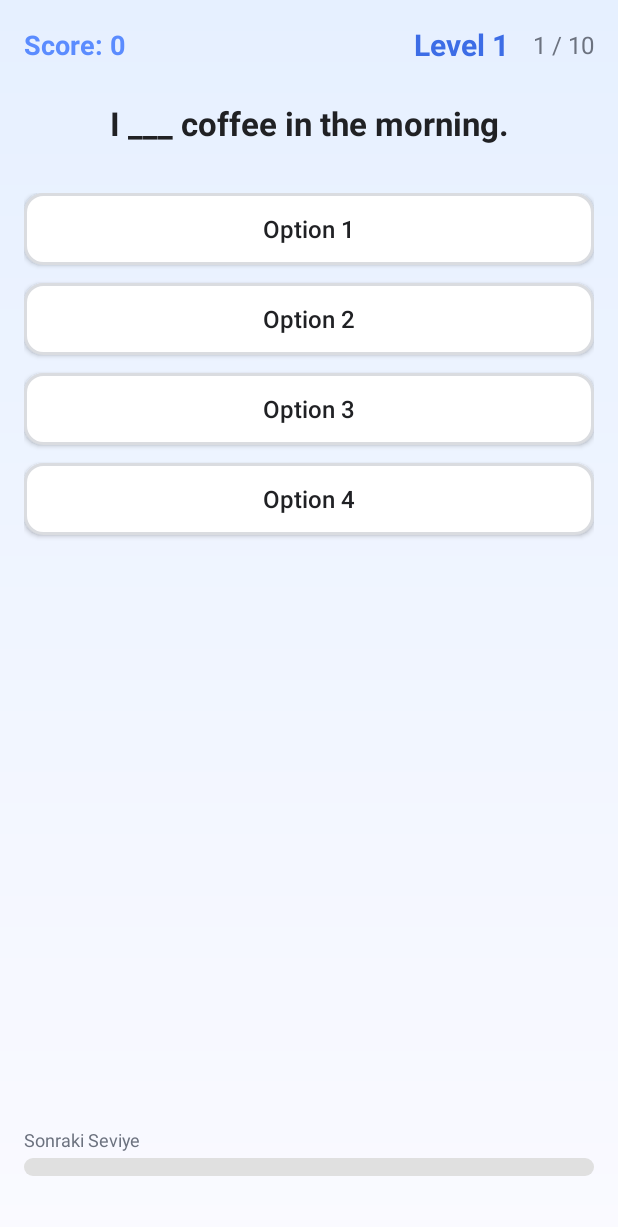
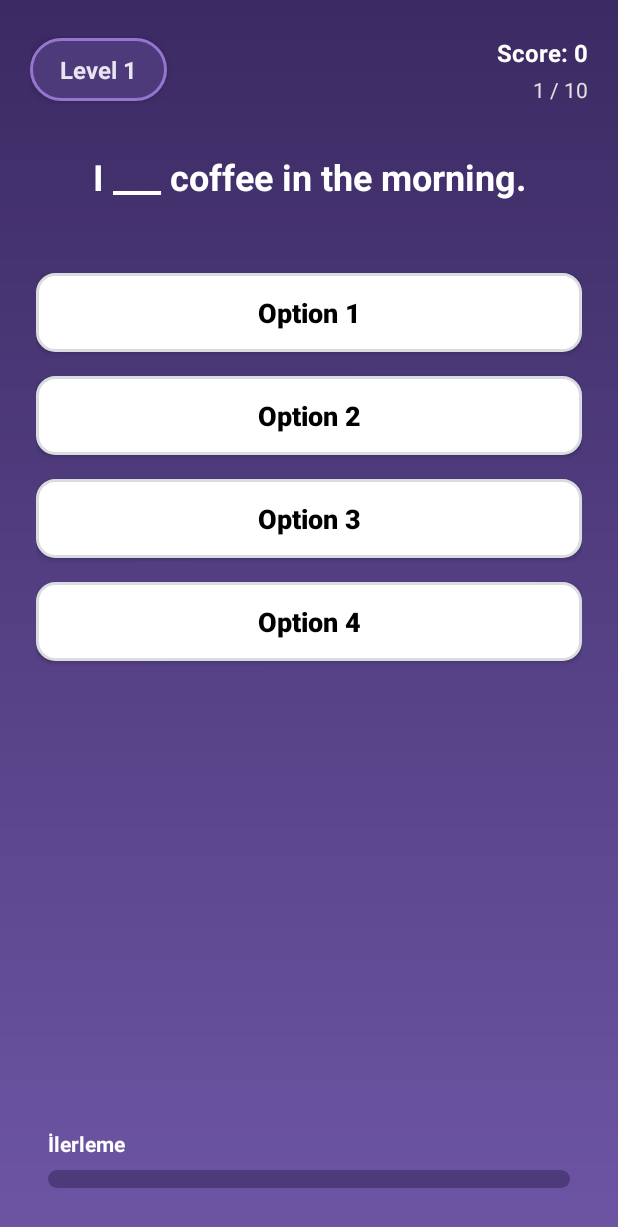
Before and after one commit to Caferix/Smart-Lang, an Android app: the SentenceGameFragment screen opened through its navigation route, on a phone screen of 412 x 824 dp. Shown: the top 1227 px of the screen. Run offline under Robolectric (Android 15) with nearby library versions, the phone set to English and light mode, and no system bars; our stand-ins replace Dagger/Hilt's generated code, Firebase (no records; nobody signed in at launch, a user with empty details on screens opened directly), navigation-ui; 18 statements that could not run were skipped.

Commit message:
refactor: update sentence game UI styles, adjust leaderboard ranking, and clean up fragments

```diff
--- a/app/src/main/java/com/scu/smartlang/presentation/ui/auth/SignInFragment.java
+++ b/app/src/main/java/com/scu/smartlang/presentation/ui/auth/SignInFragment.java
@@ -105,7 +105,7 @@ public class SignInFragment extends Fragment {
 
                 String welcomeName = success.getUser().getUserName();
                 setLoadingState(false, false);
-                Toast.makeText(getContext(), "Hoş geldiniz! Otomatik giriş yapıldı. Kullanıcı: " + welcomeName, Toast.LENGTH_SHORT).show();
+               // Toast.makeText(getContext(), "Hoş geldiniz! Otomatik giriş yapıldı. Kullanıcı: " + welcomeName, Toast.LENGTH_SHORT).show();
                 navController.navigate(R.id.navigation_home, null, new NavOptions.Builder()
                         .setPopUpTo(R.id.signInFragment, true)
                         .build());
--- a/app/src/main/java/com/scu/smartlang/presentation/ui/home/HomeFragment.java
+++ b/app/src/main/java/com/scu/smartlang/presentation/ui/home/HomeFragment.java
@@ -43,14 +43,12 @@ public class HomeFragment extends Fragment {
     private TextView tvWelcomeTitle;
     private TextView tvUserLevelXp;
     private ProgressBar progressXp;
-    // private TextView tvStreakCount; // Kaldırıldı
     private MaterialButton btnStartGameMatch;
     private MaterialButton btnStartGamePuzzle;
     private MaterialButton btnStartAi;
     private ImageView ivNotificationIcon;
     private ProfileViewModel profileViewModel;
 
-    // YENİ EKLENENLER
     private TextView tvEnglishWord;
     private TextView tvTurkishMeaning;
 
@@ -78,10 +76,7 @@ public class HomeFragment extends Fragment {
         tvWelcomeTitle = view.findViewById(R.id.tv_welcome_title);
         tvUserLevelXp = view.findViewById(R.id.tv_user_level_xp);
         progressXp = view.findViewById(R.id.progress_xp);
-        // tvStreakCount = view.findViewById(R.id.tv_streak_count); // Kaldırıldı
         ivNotificationIcon = view.findViewById(R.id.iv_notification_icon);
-
-        // YENİ EKLENENLERİ BAĞLA
         tvEnglishWord = view.findViewById(R.id.tv_english_word);
         tvTurkishMeaning = view.findViewById(R.id.tv_turkish_meaning);
 
@@ -92,7 +87,7 @@ public class HomeFragment extends Fragment {
 
         observeViewModel();
         setupListenersAndText();
-        loadDailyWord(); // Yeni metodu çağır
+        loadDailyWord();
     }
 
     private void loadDailyWord() {
--- a/app/src/main/java/com/scu/smartlang/presentation/ui/leaderboard/LeaderboardAdapter.java
+++ b/app/src/main/java/com/scu/smartlang/presentation/ui/leaderboard/LeaderboardAdapter.java
@@ -20,9 +20,9 @@ import java.util.Locale;
 public class LeaderboardAdapter extends RecyclerView.Adapter<LeaderboardAdapter.LeaderboardViewHolder> {
 
     private List<User> userList = new ArrayList<>();
-    private OnUserClickListener listener; // Yeni: Listener alanını ekle
+    private OnUserClickListener listener;
 
-    // Yeni: Tıklama dinleyicisi arayüzü
+    // Tıklama dinleyicisi arayüzü
     public interface OnUserClickListener {
         void onUserClick(String userId);
     }
@@ -44,9 +44,9 @@ public class LeaderboardAdapter extends RecyclerView.Adapter<LeaderboardAdapter.
     @Override
     public void onBindViewHolder(@NonNull LeaderboardViewHolder holder, int position) {
         User user = userList.get(position);
-        holder.bind(user, position + 1);
+        holder.bind(user, position + 4);
 
-        // Yeni: Tıklama olayını işle
+        // Tıklama olayını işle
         holder.itemView.setOnClickListener(v -> {
             if (listener != null) {
                 listener.onUserClick(user.getUid());
--- a/app/src/main/java/com/scu/smartlang/presentation/ui/sentence/SentenceGameFragment.java
+++ b/app/src/main/java/com/scu/smartlang/presentation/ui/sentence/SentenceGameFragment.java
@@ -123,12 +123,12 @@ public class SentenceGameFragment extends Fragment {
 
         // XP
         viewModel.totalXp.observe(getViewLifecycleOwner(), xp ->
-                tvXp.setText("XP: " + (xp != null ? xp : 0))
+                tvXp.setText("Score: " + (xp != null ? xp : 0))
         );
 
         // Level
         viewModel.currentLevelLiveData.observe(getViewLifecycleOwner(), level -> {
-            if (level != null) tvLevel.setText("LVL " + level);
+            if (level != null) tvLevel.setText("Level " + level);
         });
 
         // Level Bar
--- a/app/src/main/res/layout/fragment_sentence_game.xml
+++ b/app/src/main/res/layout/fragment_sentence_game.xml
@@ -6,126 +6,145 @@
     android:id="@+id/rootSentenceGame"
     android:layout_width="match_parent"
     android:layout_height="match_parent"
-    android:background="@drawable/bg_game_gradient"
-    android:padding="16dp">
+    android:background="@drawable/gradient_background_game">
 
     <LinearLayout
         android:id="@+id/layoutHeader"
-        android:layout_width="0dp"
+        android:layout_width="match_parent"
         android:layout_height="wrap_content"
+        android:layout_marginTop="24dp"
+        android:gravity="center_vertical"
         android:orientation="horizontal"
-        android:gravity="center_vertical"
-        app:layout_constraintTop_toTopOf="parent"
+        android:paddingHorizontal="20dp"
+        app:layout_constraintEnd_toEndOf="parent"
         app:layout_constraintStart_toStartOf="parent"
-        app:layout_constraintEnd_toEndOf="parent">
-
-        <TextView
-            android:id="@+id/tvXp"
-            android:layout_width="0dp"
-            android:layout_height="wrap_content"
-            android:layout_weight="1"
-            android:text="Score: 0"
-            android:textSize="18sp"
-            android:textStyle="bold"
-            android:textColor="@color/sl_primary"
-            tools:ignore="HardcodedText"/>
+        app:layout_constraintTop_toTopOf="parent">
 
         <TextView
             android:id="@+id/tvLevel"
             android:layout_width="wrap_content"
             android:layout_height="wrap_content"
+            android:background="@drawable/button_background_game"
+            android:elevation="4dp"
+            android:paddingHorizontal="20dp"
+            android:paddingVertical="10dp"
             android:text="Level 1"
-            android:textSize="20sp"
+            android:textColor="@color/game_button_text"
+            android:textSize="16sp"
             android:textStyle="bold"
-            android:textColor="@color/sl_primary_dark"
-            android:layout_marginEnd="16dp"
-            tools:ignore="HardcodedText"/>
+            tools:ignore="HardcodedText" />
 
-        <TextView
-            android:id="@+id/tvQuestionIndex"
-            android:layout_width="wrap_content"
+        <LinearLayout
+            android:layout_width="0dp"
             android:layout_height="wrap_content"
-            android:text="1 / 10"
-            android:textSize="16sp"
-            android:textColor="@color/sl_text_secondary"
-            tools:ignore="HardcodedText"/>
+            android:layout_weight="1"
+            android:gravity="end|center_vertical"
+            android:orientation="vertical">
+
+            <TextView
+                android:id="@+id/tvXp"
+                android:layout_width="wrap_content"
+                android:layout_height="wrap_content"
+                android:text="Score: 0"
+                android:textColor="@color/white"
+                android:textSize="16sp"
+                android:textStyle="bold"
+                tools:ignore="HardcodedText" />
+
+            <TextView
+                android:id="@+id/tvQuestionIndex"
+                android:layout_width="wrap_content"
+                android:layout_height="wrap_content"
+                android:layout_marginTop="4dp"
+                android:text="1 / 10"
+                android:textColor="#E0E0E0"
+                android:textSize="14sp"
+                tools:ignore="HardcodedText" />
+        </LinearLayout>
     </LinearLayout>
 
     <TextView
         android:id="@+id/tvSentence"
         android:layout_width="0dp"
         android:layout_height="wrap_content"
-        android:layout_marginTop="24dp"
+        android:layout_marginHorizontal="24dp"
+        android:layout_marginTop="32dp"
+        android:gravity="center"
         android:text="I ___ coffee in the morning."
-        android:textSize="22sp"
+        android:textColor="@color/white"
+        android:textSize="24sp"
         android:textStyle="bold"
-        android:textColor="@color/sl_text_primary"
-        android:gravity="center"
+        app:layout_constraintEnd_toEndOf="parent"
+        app:layout_constraintStart_toStartOf="parent"
         app:layout_constraintTop_toBottomOf="@id/layoutHeader"
-        app:layout_constraintStart_toStartOf="parent"
-        app:layout_constraintEnd_toEndOf="parent"
-        tools:ignore="HardcodedText"/>
+        app:layout_constraintVertical_bias="0.3"
+        tools:ignore="HardcodedText" />
 
     <LinearLayout
         android:id="@+id/layoutOptions"
         android:layout_width="0dp"
         android:layout_height="wrap_content"
-        android:layout_marginTop="32dp"
+        android:layout_marginHorizontal="24dp"
+        android:layout_marginTop="48dp"
         android:orientation="vertical"
-        app:layout_constraintTop_toBottomOf="@id/tvSentence"
+        app:layout_constraintEnd_toEndOf="parent"
         app:layout_constraintStart_toStartOf="parent"
-        app:layout_constraintEnd_toEndOf="parent">
+        app:layout_constraintTop_toBottomOf="@id/tvSentence">
 
         <androidx.appcompat.widget.AppCompatButton
             android:id="@+id/btnOption1"
             android:layout_width="match_parent"
             android:layout_height="wrap_content"
+            android:layout_marginBottom="16dp"
             android:background="@drawable/button_sentence_option"
+            android:padding="14dp"
             android:text="Option 1"
-            android:textColor="@color/sl_text_primary"
             android:textAllCaps="false"
-            android:padding="12dp"
-            android:textSize="16sp"
-            android:layout_marginBottom="12dp"
+            android:textColor="@color/black"
+            android:textSize="18sp"
+            android:textStyle="bold"
             tools:ignore="HardcodedText" />
 
         <androidx.appcompat.widget.AppCompatButton
             android:id="@+id/btnOption2"
             android:layout_width="match_parent"
             android:layout_height="wrap_content"
+            android:layout_marginBottom="16dp"
             android:background="@drawable/button_sentence_option"
+            android:padding="14dp"
             android:text="Option 2"
-            android:textColor="@color/sl_text_primary"
             android:textAllCaps="false"
-            android:padding="12dp"
-            android:textSize="16sp"
-            android:layout_marginBottom="12dp"
+            android:textColor="@color/black"
+            android:textSize="18sp"
+            android:textStyle="bold"
             tools:ignore="HardcodedText" />
 
         <androidx.appcompat.widget.AppCompatButton
             android:id="@+id/btnOption3"
             android:layout_width="match_parent"
             android:layout_height="wrap_content"
+            android:layout_marginBottom="16dp"
             android:background="@drawable/button_sentence_option"
+            android:padding="14dp"
             android:text="Option 3"
-            android:textColor="@color/sl_text_primary"
             android:textAllCaps="false"
-            android:padding="12dp"
-            android:textSize="16sp"
-            android:layout_marginBottom="12dp"
+            android:textColor="@color/black"
+            android:textSize="18sp"
+            android:textStyle="bold"
             tools:ignore="HardcodedText" />
 
         <androidx.appcompat.widget.AppCompatButton
             android:id="@+id/btnOption4"
             android:layout_width="match_parent"
             android:layout_height="wrap_content"
+            android:layout_marginBottom="16dp"
             android:background="@drawable/button_sentence_option"
+            android:padding="14dp"
             android:text="Option 4"
-            android:textColor="@color/sl_text_primary"
             android:textAllCaps="false"
-            android:padding="12dp"
-            android:textSize="16sp"
-            android:layout_marginBottom="12dp"
+            android:textColor="@color/black"
+            android:textSize="18sp"
+            android:textStyle="bold"
             tools:ignore="HardcodedText" />
     </LinearLayout>
 
@@ -133,16 +152,19 @@
         android:id="@+id/tvFinished"
         android:layout_width="0dp"
         android:layout_height="wrap_content"
-        android:layout_marginTop="24dp"
+        android:background="@drawable/button_background_game"
+        android:elevation="10dp"
+        android:gravity="center"
+        android:padding="24dp"
         android:text="Oyun Bitti!"
-        android:textSize="20sp"
+        android:textColor="@color/game_button_text"
+        android:textSize="22sp"
         android:textStyle="bold"
-        android:textColor="@color/sl_error"
-        android:gravity="center"
         android:visibility="gone"
-        app:layout_constraintTop_toBottomOf="@id/layoutOptions"
+        app:layout_constraintBottom_toBottomOf="parent"
+        app:layout_constraintEnd_toEndOf="parent"
         app:layout_constraintStart_toStartOf="parent"
-        app:layout_constraintEnd_toEndOf="parent"
+        app:layout_constraintTop_toTopOf="parent"
         tools:ignore="HardcodedText" />
 
     <ProgressBar
@@ -150,36 +172,38 @@
         style="?android:attr/progressBarStyleHorizontal"
         android:layout_width="0dp"
         android:layout_height="12dp"
-        android:layout_marginBottom="24dp"
+        android:layout_marginHorizontal="32dp"
+        android:layout_marginBottom="32dp"
         android:max="15"
         android:progress="0"
-        android:progressDrawable="@drawable/progress_xp_gradient"
+        android:progressDrawable="@drawable/progress_bar_custom_game"
         app:layout_constraintBottom_toBottomOf="parent"
-        app:layout_constraintStart_toStartOf="parent"
-        app:layout_constraintEnd_toEndOf="parent" />
+        app:layout_constraintEnd_toEndOf="parent"
+        app:layout_constraintStart_toStartOf="parent" />
 
     <TextView
         android:id="@+id/tvNextLevelLabel"
         android:layout_width="wrap_content"
         android:layout_height="wrap_content"
-        android:text="Sonraki Seviye"
-        android:textSize="12sp"
-        android:textColor="@color/sl_text_secondary"
-        android:layout_marginBottom="4dp"
+        android:layout_marginBottom="8dp"
+        android:text="İlerleme"
+        android:textColor="@color/white"
+        android:textSize="14sp"
+        android:textStyle="bold"
         app:layout_constraintBottom_toTopOf="@id/progressBarLevel"
-        app:layout_constraintStart_toStartOf="@id/progressBarLevel"/>
+        app:layout_constraintStart_toStartOf="@id/progressBarLevel" />
 
     <com.airbnb.lottie.LottieAnimationView
         android:id="@+id/lottieAnimation"
         android:layout_width="match_parent"
         android:layout_height="match_parent"
+        android:elevation="20dp"
+        android:visibility="gone"
+        app:layout_constraintBottom_toBottomOf="parent"
+        app:layout_constraintEnd_toEndOf="parent"
+        app:layout_constraintStart_toStartOf="parent"
+        app:layout_constraintTop_toTopOf="parent"
         app:lottie_autoPlay="false"
-        app:lottie_loop="false"
-        android:visibility="gone"
-        android:elevation="10dp"
-        app:layout_constraintTop_toTopOf="parent"
-        app:layout_constraintBottom_toBottomOf="parent"
-        app:layout_constraintStart_toStartOf="parent"
-        app:layout_constraintEnd_toEndOf="parent"/>
+        app:lottie_loop="false" />
 
 </androidx.constraintlayout.widget.ConstraintLayout>
```
